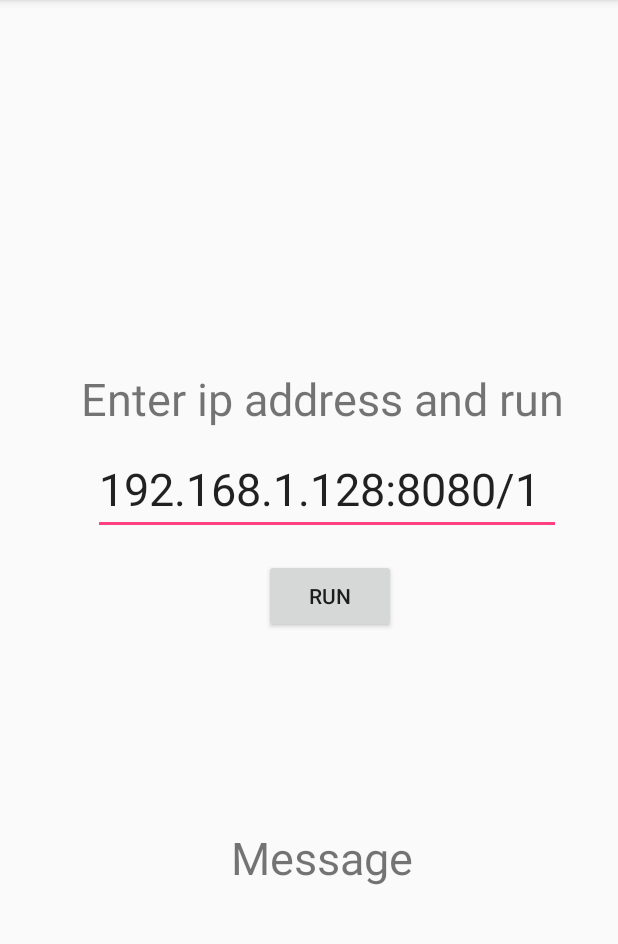
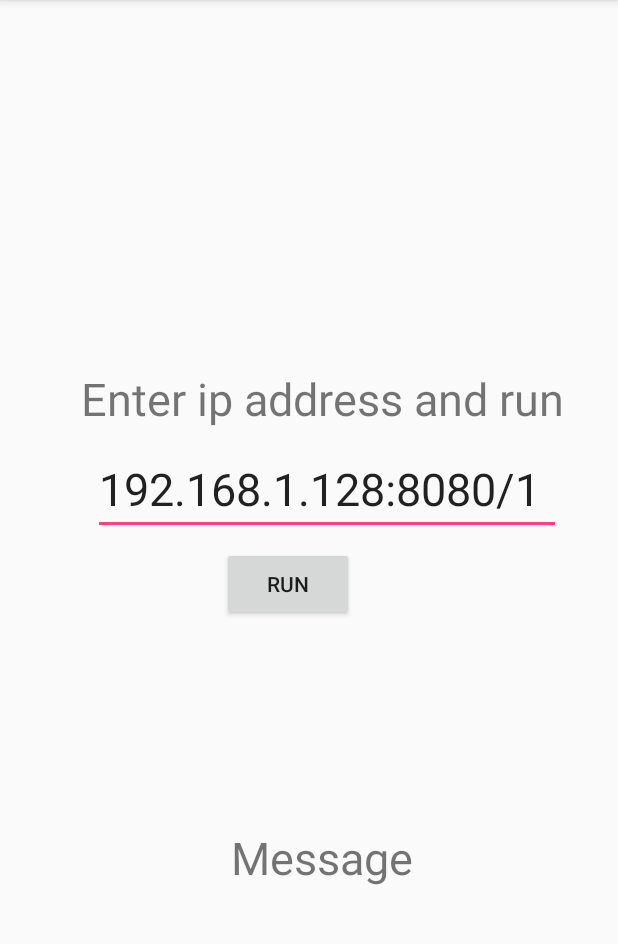
Before and after one commit to ksmontoya/myGradPlanner, an Android app: the screen it shows after launch (MainActivity), on a phone screen of 412 x 824 dp, the part 84-1028 px from its top. Run offline under Robolectric (Android 15) with nearby library versions, the phone set to English and light mode, and no system bars; our stand-ins replace Volley.

Commit message:
Auto stash before rebase of "origin/master"
Changed the location of my run button in the experiment android app.

```diff
--- a/experiments/Arnoldo_Experiments/Front_End/app/src/main/res/layout/activity_main.xml
+++ b/experiments/Arnoldo_Experiments/Front_End/app/src/main/res/layout/activity_main.xml
@@ -40,8 +40,8 @@
         android:id="@+id/button"
         android:layout_width="wrap_content"
         android:layout_height="49dp"
-        android:layout_marginStart="176dp"
-        android:layout_marginTop="16dp"
+        android:layout_marginStart="148dp"
+        android:layout_marginTop="8dp"
         android:text="RUN"
         app:layout_constraintStart_toStartOf="parent"
         app:layout_constraintTop_toBottomOf="@+id/editText" />
```
